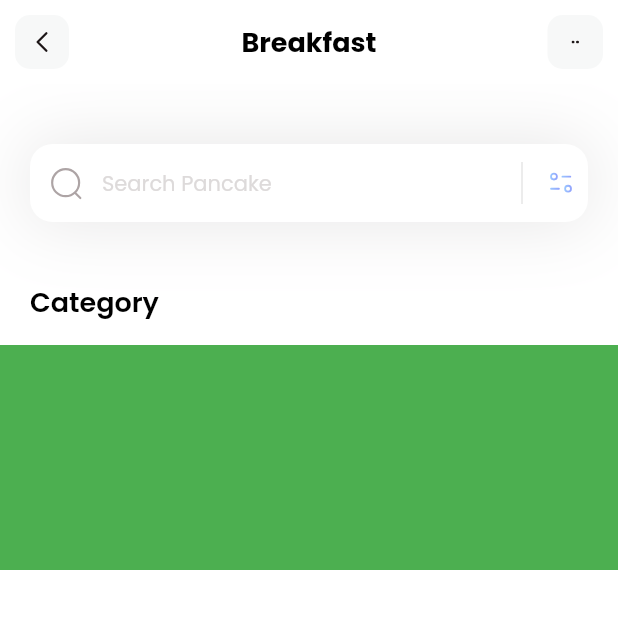
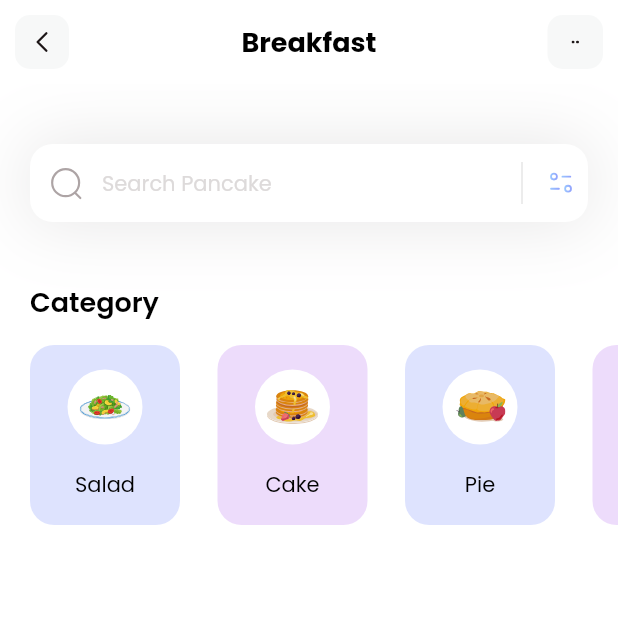
Before and after one commit to dmptv/fitness, a Flutter app: the screen it shows after launch, on a phone screen of 412 x 824 dp, the top half of it. Run offline on Flutter 3.47's test engine with Material 2 defaults, Android fonts, the phone set to English and light mode, and no system bars; our stand-ins replace flutter_svg.

Commit message:
extract to _categories section

```diff
--- a/lib/models/category_model.dart
+++ b/lib/models/category_model.dart
@@ -0,0 +1,51 @@
+import 'package:flutter/material.dart';
+
+class CategoryModel {
+  String name;
+  String iconPath;
+  Color boxColor;
+
+  CategoryModel({
+    required this.name,
+    required this.iconPath,
+    required this.boxColor,
+  });
+
+  static List<CategoryModel> getCategories() {
+    List<CategoryModel> categories = [];
+
+    categories.add(
+      CategoryModel(
+        name: 'Salad',
+        iconPath: 'assets/icons/plate.svg',
+        boxColor: Color(0xff92A3FD),
+      ),
+    );
+
+    categories.add(
+      CategoryModel(
+        name: 'Cake',
+        iconPath: 'assets/icons/pancakes.svg',
+        boxColor: Color(0xffC58BF2),
+      ),
+    );
+
+    categories.add(
+      CategoryModel(
+        name: 'Pie',
+        iconPath: 'assets/icons/pie.svg',
+        boxColor: Color(0xff92A3FD),
+      ),
+    );
+
+    categories.add(
+      CategoryModel(
+        name: 'Smothies',
+        iconPath: 'assets/icons/orange-snacks.svg',
+        boxColor: Color(0xffC58BF2),
+      ),
+    );
+
+    return categories;
+  }
+}
--- a/lib/pages/home.dart
+++ b/lib/pages/home.dart
@@ -1,12 +1,25 @@
+import 'package:fitness/models/category_model.dart';
 import 'package:flutter/material.dart';
 import 'package:flutter_svg/flutter_svg.dart';
 import 'package:flutter/cupertino.dart';
 
-class HomePage extends StatelessWidget {
-  const HomePage({super.key});
+class HomePage extends StatefulWidget {
+  HomePage({super.key});
+
+  @override
+  State<HomePage> createState() => _HomePageState();
+}
+
+class _HomePageState extends State<HomePage> {
+  List<CategoryModel> categories = [];
+
+  void _getCategories() {
+    categories = CategoryModel.getCategories();
+  }
 
   @override
   Widget build(BuildContext context) {
+    _getCategories();
     return Scaffold(
       appBar: appBar(),
       backgroundColor: Colors.white,
@@ -31,8 +44,50 @@ class HomePage extends StatelessWidget {
               ),
               SizedBox(height: 15,),
               Container(
-                height: 150,
-                color: Colors.green,
+                height: 120,
+                child: ListView.separated(
+                  itemCount: categories.length,
+                  scrollDirection: Axis.horizontal,
+                  padding: EdgeInsets.only(
+                    left: 20,
+                    right: 20
+                  ),
+                  separatorBuilder: ((context, index) => SizedBox(width: 25,)),
+                  itemBuilder: (context, index) {
+                    return Container(
+                      width: 100,
+                      decoration: BoxDecoration(
+                        color: categories[index].boxColor.withOpacity(0.3),
+                        borderRadius: BorderRadius.circular(16)
+                      ),
+                      child: Column(
+                        mainAxisAlignment: MainAxisAlignment.spaceEvenly,
+                        children: [
+                          Container(
+                            width: 50,
+                            height: 50,
+                            decoration: BoxDecoration(
+                              color: Colors.white,
+                              shape: BoxShape.circle
+                            ),
+                            child: Padding(
+                              padding: const EdgeInsets.all(8.0),
+                              child: SvgPicture.asset(categories[index].iconPath),
+                              )
+                          ),
+                          Text(
+                            categories[index].name,
+                            style: TextStyle(
+                              fontWeight: FontWeight.w400,
+                              color: Colors.black,
+                              fontSize: 14
+                            ),
+                            )
+                        ],
+                      ),
+                    );
+                  }
+                  ),
               )
             ],
           )
@@ -96,7 +151,10 @@ class HomePage extends StatelessWidget {
       title: Text(
         'Breakfast',
         style: TextStyle(
-            color: Colors.black, fontSize: 18, fontWeight: FontWeight.bold),
+            color: Colors.black,
+            fontSize: 18,
+             fontWeight: FontWeight.bold
+             ),
       ),
       backgroundColor: Colors.white,
       elevation: 0.0,
@@ -110,7 +168,9 @@ class HomePage extends StatelessWidget {
           height: 20,
         ),
         decoration: BoxDecoration(
-            color: Color(0xffF7F8F8), borderRadius: BorderRadius.circular(10)),
+            color: Color(0xffF7F8F8),
+            borderRadius: BorderRadius.circular(10)
+            ),
       ),
       actions: [
         GestureDetector(
```
